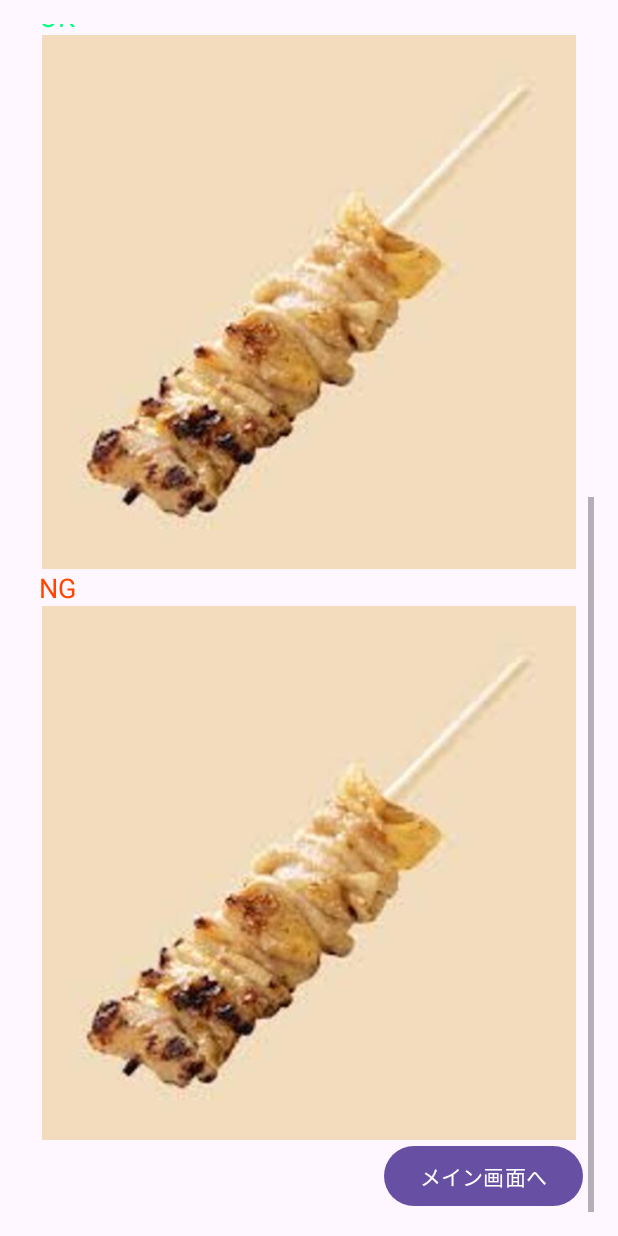
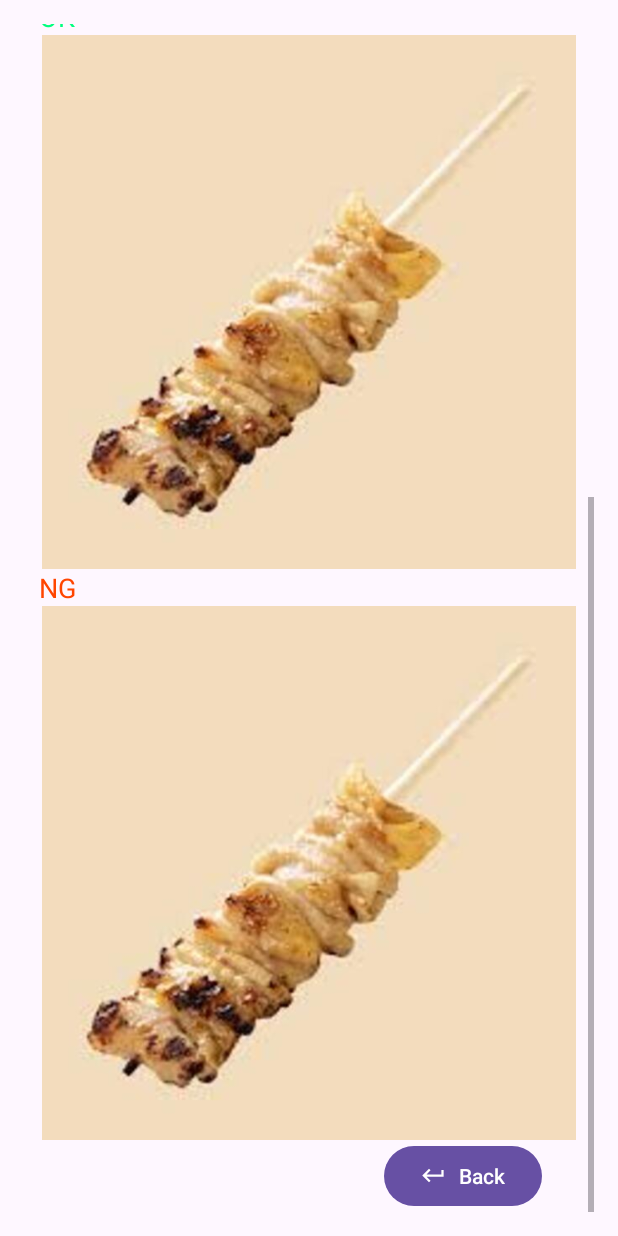
Before and after one commit to ikeuchiii/MeatSafety, an Android app: the HelpActivity screen opened directly, with no data from a screen before it, scrolled down 524 dp, on a phone screen of 412 x 824 dp. Run offline under Robolectric (Android 15) with nearby library versions, the phone set to English and light mode, and no system bars; libraries missing offline, so code that uses them is left out: androidx.camera.core, androidx.camera.lifecycle; 1 statement that could not run was skipped.

Commit message:
一盃口

```diff
--- /dev/null
+++ b/app/src/main/res/drawable/keyboard_return_24dp_5f6368.xml
@@ -0,0 +1,9 @@
+<vector xmlns:android="http://schemas.android.com/apk/res/android"
+    android:width="24dp"
+    android:height="24dp"
+    android:viewportWidth="24"
+    android:viewportHeight="24">
+  <path
+      android:pathData="M19,7v4H5.83l3.58,-3.59L8,6l-6,6 6,6 1.41,-1.41L5.83,13H21V7z"
+      android:fillColor="#5f6368"/>
+</vector>
--- a/app/src/main/res/layout/activity_help.xml
+++ b/app/src/main/res/layout/activity_help.xml
@@ -3,11 +3,9 @@
     xmlns:app="http://schemas.android.com/apk/res-auto"
     android:layout_width="match_parent"
     android:layout_height="match_parent"
+    android:gravity="center"
     android:orientation="vertical"
-    android:gravity="center"
     android:padding="16dp">
-
-
 
 
     <ScrollView
@@ -17,7 +15,8 @@
         <LinearLayout
             android:layout_width="match_parent"
             android:layout_height="wrap_content"
-            android:orientation="vertical" >
+            android:orientation="vertical">
+
             <TextView
                 android:layout_width="wrap_content"
                 android:layout_height="wrap_content"
@@ -43,9 +42,9 @@ Meat Safetyは色覚異常の方向けの肉の焼き加減判定アプリです
             <TextView
                 android:layout_width="wrap_content"
                 android:layout_height="wrap_content"
-                android:textColor="#00ff7f"
                 android:paddingLeft="10dp"
                 android:text="OK"
+                android:textColor="#00ff7f"
                 android:textSize="18sp" />
 
             <ImageView
@@ -57,9 +56,9 @@ Meat Safetyは色覚異常の方向けの肉の焼き加減判定アプリです
             <TextView
                 android:layout_width="wrap_content"
                 android:layout_height="wrap_content"
-                android:textColor="#ff4500"
                 android:paddingLeft="10dp"
                 android:text="NG"
+                android:textColor="#ff4500"
                 android:textSize="18sp" />
 
 
@@ -74,8 +73,9 @@ Meat Safetyは色覚異常の方向けの肉の焼き加減判定アプリです
                 android:layout_width="wrap_content"
                 android:layout_height="wrap_content"
                 android:layout_marginLeft="240dp"
-                android:text="メイン画面へ" />
-         </LinearLayout>
+                android:text="Back"
+                app:icon="@drawable/keyboard_return_24dp_5f6368" />
+        </LinearLayout>
     </ScrollView>
 
 
```
Also changed, not shown: app/src/main/res/drawable/help_outline_24dp_5f6368.xml (added, +9 -0 lines), app/src/main/res/layout/activity_main.xml (+4 -3 lines).
